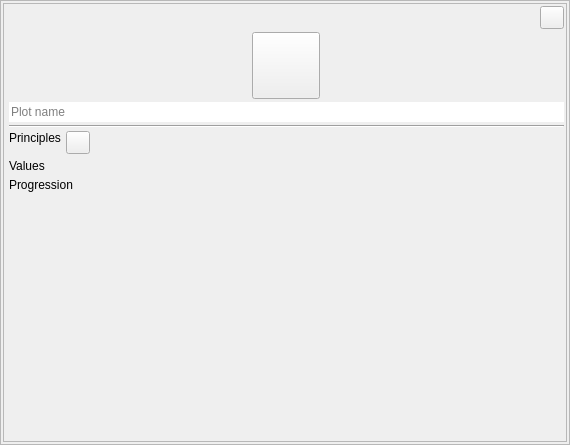
First picture: the form in ui/plot_widget.ui, repository zkovari/plotlyst, before the edit.
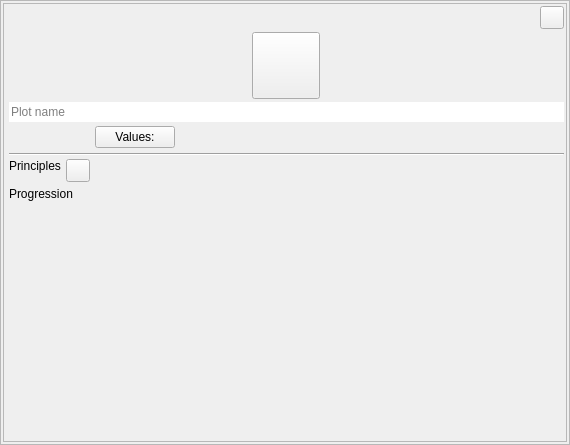
Second picture: the form after the edit. Custom widgets are drawn as their Qt base class.

Commit message: Move plot values to the top

Patch:
```diff
--- a/ui/plot_widget.ui
+++ b/ui/plot_widget.ui
@@ -104,6 +104,74 @@
         </property>
        </widget>
       </item>
+      <item>
+       <layout class="QHBoxLayout" name="horizontalLayout_2">
+        <property name="leftMargin">
+         <number>0</number>
+        </property>
+        <property name="rightMargin">
+         <number>0</number>
+        </property>
+        <item>
+         <spacer name="horizontalSpacer_2">
+          <property name="orientation">
+           <enum>Qt::Horizontal</enum>
+          </property>
+          <property name="sizeType">
+           <enum>QSizePolicy::MinimumExpanding</enum>
+          </property>
+          <property name="sizeHint" stdset="0">
+           <size>
+            <width>40</width>
+            <height>20</height>
+           </size>
+          </property>
+         </spacer>
+        </item>
+        <item>
+         <widget class="QPushButton" name="btnValues">
+          <property name="text">
+           <string>Values:</string>
+          </property>
+          <property name="transparent" stdset="0">
+           <bool>true</bool>
+          </property>
+         </widget>
+        </item>
+        <item>
+         <widget class="QWidget" name="wdgValues" native="true">
+          <property name="sizePolicy">
+           <sizepolicy hsizetype="Expanding" vsizetype="Maximum">
+            <horstretch>0</horstretch>
+            <verstretch>0</verstretch>
+           </sizepolicy>
+          </property>
+          <property name="minimumSize">
+           <size>
+            <width>300</width>
+            <height>25</height>
+           </size>
+          </property>
+         </widget>
+        </item>
+        <item>
+         <spacer name="horizontalSpacer">
+          <property name="orientation">
+           <enum>Qt::Horizontal</enum>
+          </property>
+          <property name="sizeType">
+           <enum>QSizePolicy::MinimumExpanding</enum>
+          </property>
+          <property name="sizeHint" stdset="0">
+           <size>
+            <width>40</width>
+            <height>20</height>
+           </size>
+          </property>
+         </spacer>
+        </item>
+       </layout>
+      </item>
       <item>
        <widget class="Line" name="line">
         <property name="orientation">
@@ -125,7 +193,7 @@
            <x>0</x>
            <y>0</y>
            <width>555</width>
-           <height>308</height>
+           <height>278</height>
           </rect>
          </property>
          <property name="sizePolicy">
@@ -193,33 +261,6 @@
             </item>
            </layout>
           </item>
-          <item>
-           <layout class="QHBoxLayout" name="horizontalLayout_2">
-            <item alignment="Qt::AlignTop">
-             <widget class="QLabel" name="lblValues">
-              <property name="sizePolicy">
-               <sizepolicy hsizetype="Preferred" vsizetype="Maximum">
-                <horstretch>0</horstretch>
-                <verstretch>0</verstretch>
-               </sizepolicy>
-              </property>
-              <property name="text">
-               <string>Values</string>
-              </property>
-             </widget>
-            </item>
-            <item alignment="Qt::AlignTop">
-             <widget class="QWidget" name="wdgValues" native="true">
-              <property name="sizePolicy">
-               <sizepolicy hsizetype="Expanding" vsizetype="Maximum">
-                <horstretch>0</horstretch>
-                <verstretch>0</verstretch>
-               </sizepolicy>
-              </property>
-             </widget>
-            </item>
-           </layout>
-          </item>
           <item>
            <layout class="QVBoxLayout" name="verticalLayout_4">
             <item>
```
The commit also changes 1 other file.
